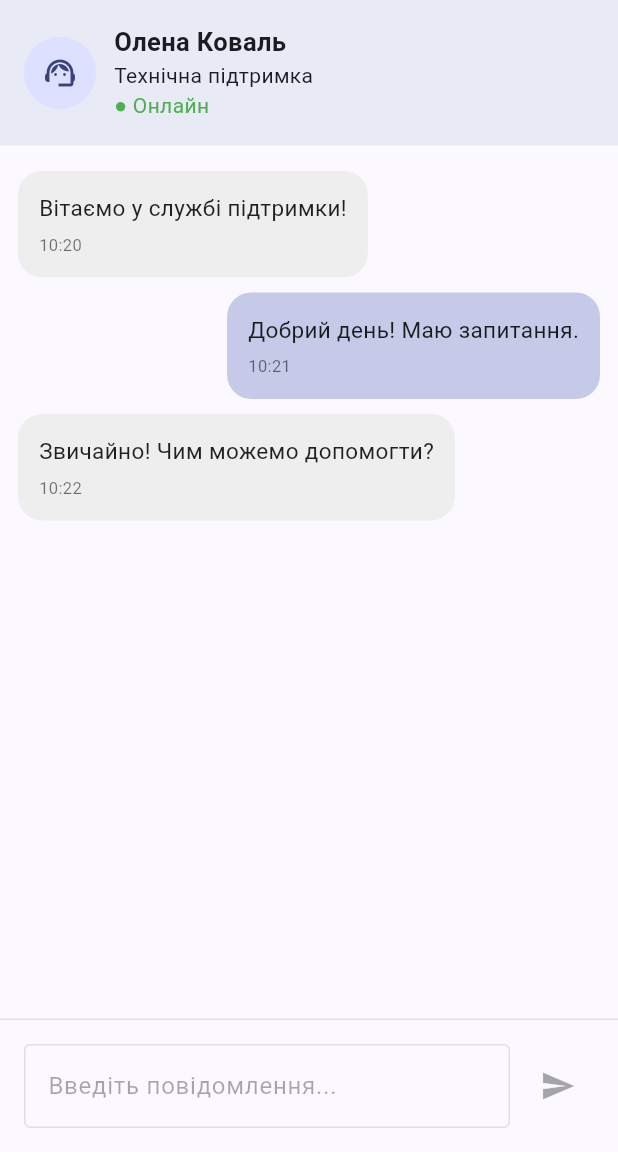
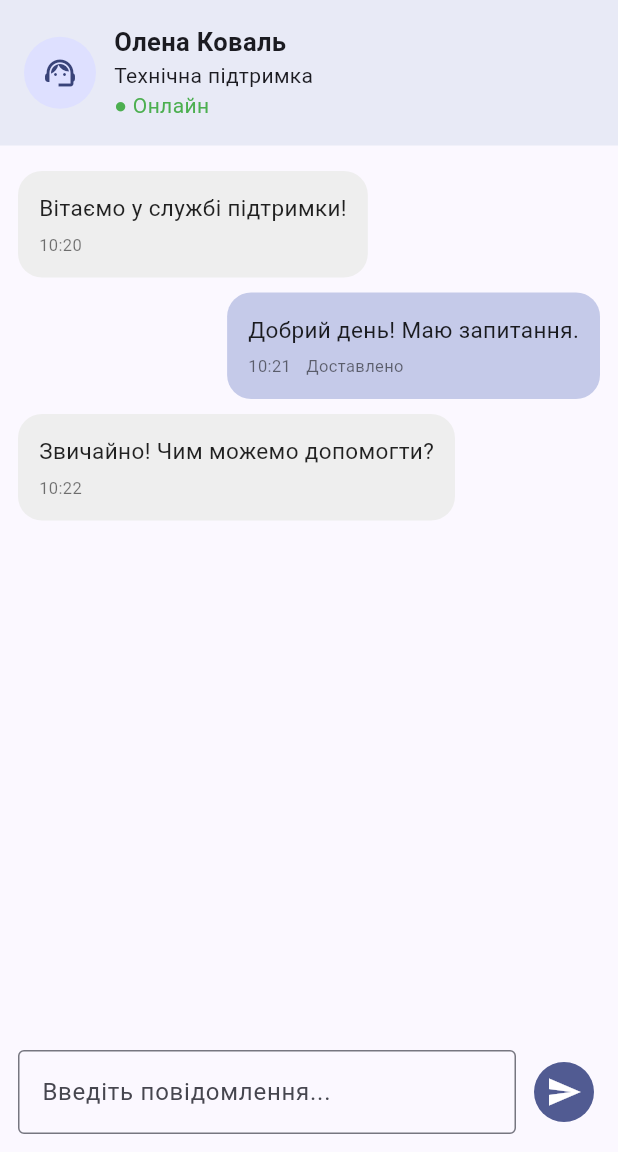
Before and after one commit to School-BD3/support_chat_application_1, a Flutter app: the screen it shows after launch, after a tap on "Повторити", after a tap on the "refresh" icon, on a phone screen of 412 x 824 dp, the part 84-1236 px from its top. Run offline on Flutter 3.47's test engine with Material 3 defaults, Android fonts, the light colour scheme and no system bars.

Commit message:
реалізовано StreamBuilder та обмін повідомленнями з оператором

```diff
--- a/lib/screens/chat_screen.dart
+++ b/lib/screens/chat_screen.dart
@@ -1,7 +1,10 @@
+import 'dart:async';
+
 import 'package:flutter/material.dart';
 
 import '../models/chat_initial_data.dart';
 import '../models/chat_message.dart';
+import '../services/chat_controller.dart';
 import '../services/fake_chat_api.dart';
 
 class ChatScreen extends StatefulWidget {
@@ -13,27 +16,86 @@ class ChatScreen extends StatefulWidget {
 
 class _ChatScreenState extends State<ChatScreen> {
   final FakeChatApi _api = FakeChatApi(failureRate: 0.2);
+  final TextEditingController _textController = TextEditingController();
 
   late Future<ChatInitialData> _initialDataFuture;
+
+  ChatController? _chatController;
+  Stream<List<ChatMessage>>? _messageStream;
+
+  List<ChatMessage> _initialMessages = [];
 
   @override
   void initState() {
     super.initState();
+    _initialDataFuture = _loadChat();
+  }
 
-    _initialDataFuture = _api.loadInitialData();
+  Future<ChatInitialData> _loadChat() async {
+    final data = await _api.loadInitialData();
+
+    if (!mounted) return data;
+
+    _chatController?.dispose();
+
+    final controller = ChatController(
+      api: _api,
+      initialMessages: data.messages,
+    );
+
+    _chatController = controller;
+    _messageStream = controller.messagesStream;
+    _initialMessages = controller.currentMessages;
+
+    return data;
   }
 
   void _reloadData() {
+    _chatController?.dispose();
+    _chatController = null;
+    _messageStream = null;
+    _initialMessages = [];
+
     setState(() {
-      _initialDataFuture = _api.loadInitialData();
+      _initialDataFuture = _loadChat();
     });
+  }
+
+  Future<void> _sendMessage() async {
+    final text = _textController.text.trim();
+    if (text.isEmpty) return;
+
+    final controller = _chatController;
+    if (controller == null) return;
+
+    _textController.clear();
+
+    await controller.sendMessage(text);
+
+    if (!mounted) return;
+  }
+
+  Future<void> _retryMessage(String id) async {
+    await _chatController?.retryMessage(id);
+
+    if (!mounted) return;
   }
 
   String _formatTime(DateTime date) {
     final hours = date.hour.toString().padLeft(2, '0');
     final minutes = date.minute.toString().padLeft(2, '0');
+    return '$hours:$minutes';
+  }
 
-    return '$hours:$minutes';
+  String _statusText(MessageStatus status) {
+    switch (status) {
+      case MessageStatus.sending:
+        return 'Надсилається...';
+      case MessageStatus.delivered:
+        return 'Доставлено';
+      case MessageStatus.failed:
+        return 'Не доставлено';
+    }
   }
 
   Widget _buildLoading() {
@@ -42,8 +104,8 @@ class _ChatScreenState extends State<ChatScreen> {
         mainAxisSize: MainAxisSize.min,
         children: [
           CircularProgressIndicator(),
-          SizedBox(height: 20),
-          Text('Завантаження повідомлень...', style: TextStyle(fontSize: 16)),
+          SizedBox(height: 16),
+          Text('Завантаження повідомлень...'),
         ],
       ),
     );
@@ -64,11 +126,7 @@ class _ChatScreenState extends State<ChatScreen> {
               textAlign: TextAlign.center,
             ),
             const SizedBox(height: 8),
-            Text(
-              error.toString(),
-              textAlign: TextAlign.center,
-              style: const TextStyle(color: Colors.grey),
-            ),
+            Text(error.toString(), textAlign: TextAlign.center),
             const SizedBox(height: 20),
             FilledButton.icon(
               onPressed: _reloadData,
@@ -86,17 +144,14 @@ class _ChatScreenState extends State<ChatScreen> {
       child: Column(
         mainAxisSize: MainAxisSize.min,
         children: [
-          Icon(Icons.chat_bubble_outline, size: 72, color: Colors.grey),
+          Icon(Icons.chat_bubble_outline, size: 70, color: Colors.grey),
           SizedBox(height: 16),
           Text(
             'Історія повідомлень порожня',
             style: TextStyle(fontSize: 18, fontWeight: FontWeight.bold),
           ),
           SizedBox(height: 8),
-          Text(
-            'Почніть розмову зі службою підтримки',
-            textAlign: TextAlign.center,
-          ),
+          Text('Почніть розмову зі службою підтримки'),
         ],
       ),
     );
@@ -123,9 +178,32 @@ class _ChatScreenState extends State<ChatScreen> {
               style: const TextStyle(fontSize: 15, color: Colors.black87),
             ),
             const SizedBox(height: 6),
+            Row(
+              mainAxisSize: MainAxisSize.min,
+              children: [
                 Text(
                   _formatTime(message.createdAt),
                   style: const TextStyle(fontSize: 11, color: Colors.black54),
+                ),
+                if (isUser) ...[
+                  const SizedBox(width: 10),
+                  Text(
+                    _statusText(message.status),
+                    style: TextStyle(
+                      fontSize: 11,
+                      color: message.status == MessageStatus.failed
+                          ? Colors.red
+                          : Colors.black54,
+                    ),
+                  ),
+                ],
+              ],
+            ),
+            if (isUser && message.status == MessageStatus.failed)
+              TextButton.icon(
+                onPressed: () => _retryMessage(message.id),
+                icon: const Icon(Icons.refresh, size: 16),
+                label: const Text('Повторити'),
               ),
           ],
         ),
@@ -133,7 +211,43 @@ class _ChatScreenState extends State<ChatScreen> {
     );
   }
 
+  Widget _buildUnreadCounter() {
+    final stream = _messageStream;
+
+    if (stream == null) return const SizedBox.shrink();
+
+    return StreamBuilder<List<ChatMessage>>(
+      stream: stream,
+      initialData: _initialMessages,
+      builder: (context, snapshot) {
+        final messages = snapshot.data ?? [];
+
+        final unread = messages.where((message) {
+          return message.sender == MessageSender.operator && !message.isRead;
+        }).length;
+
+        return Padding(
+          padding: const EdgeInsets.only(right: 12),
+          child: Center(
+            child: Badge(
+              isLabelVisible: unread > 0,
+              label: Text('$unread'),
+              child: const Icon(Icons.mark_chat_unread_outlined),
+            ),
+          ),
+        );
+      },
+    );
+  }
+
   Widget _buildChat(ChatInitialData data) {
+    final controller = _chatController;
+    final stream = _messageStream;
+
+    if (controller == null || stream == null) {
+      return _buildLoading();
+    }
+
     return Column(
       children: [
         Container(
@@ -171,36 +285,76 @@ class _ChatScreenState extends State<ChatScreen> {
           ),
         ),
         Expanded(
-          child: data.messages.isEmpty
-              ? _buildEmpty()
-              : ListView.builder(
+          child: StreamBuilder<List<ChatMessage>>(
+            stream: stream,
+            initialData: _initialMessages,
+            builder: (context, snapshot) {
+              if (snapshot.hasError) {
+                return Center(child: Text('Помилка потоку: ${snapshot.error}'));
+              }
+
+              final messages = snapshot.data ?? [];
+
+              if (messages.isEmpty) {
+                return _buildEmpty();
+              }
+
+              return ListView.builder(
                 padding: const EdgeInsets.symmetric(vertical: 12),
-                  itemCount: data.messages.length,
+                itemCount: messages.length,
                 itemBuilder: (context, index) {
-                    return _buildMessage(data.messages[index]);
+                  return _buildMessage(messages[index]);
+                },
+              );
             },
           ),
         ),
-        Container(
-          padding: const EdgeInsets.all(16),
-          decoration: BoxDecoration(
-            color: Theme.of(context).colorScheme.surface,
-            border: Border(top: BorderSide(color: Colors.grey.shade300)),
+        ValueListenableBuilder<bool>(
+          valueListenable: controller.isTyping,
+          builder: (context, isTyping, child) {
+            if (!isTyping) return const SizedBox.shrink();
+
+            return const Padding(
+              padding: EdgeInsets.all(8),
+              child: Row(
+                children: [
+                  SizedBox(width: 12),
+                  SizedBox(
+                    width: 14,
+                    height: 14,
+                    child: CircularProgressIndicator(strokeWidth: 2),
                   ),
-          child: const Row(
+                  SizedBox(width: 10),
+                  Text('Оператор друкує...'),
+                ],
+              ),
+            );
+          },
+        ),
+        SafeArea(
+          top: false,
+          child: Padding(
+            padding: const EdgeInsets.all(12),
+            child: Row(
               children: [
                 Expanded(
                   child: TextField(
-                  enabled: false,
-                  decoration: InputDecoration(
+                    controller: _textController,
+                    decoration: const InputDecoration(
                       hintText: 'Введіть повідомлення...',
                       border: OutlineInputBorder(),
                     ),
+                    onSubmitted: (_) => _sendMessage(),
                   ),
                 ),
-              SizedBox(width: 8),
-              IconButton(onPressed: null, icon: Icon(Icons.send)),
+                const SizedBox(width: 8),
+                IconButton.filled(
+                  onPressed: _sendMessage,
+                  icon: const Icon(Icons.send),
+                  tooltip: 'Надіслати',
+                ),
               ],
+            ),
           ),
         ),
       ],
@@ -214,6 +368,7 @@ class _ChatScreenState extends State<ChatScreen> {
         title: const Text('Чат служби підтримки'),
         centerTitle: true,
         actions: [
+          _buildUnreadCounter(),
           IconButton(
             onPressed: _reloadData,
             icon: const Icon(Icons.refresh),
@@ -241,4 +396,11 @@ class _ChatScreenState extends State<ChatScreen> {
       ),
     );
   }
+
+  @override
+  void dispose() {
+    _chatController?.dispose();
+    _textController.dispose();
+    super.dispose();
   }
+}
--- /dev/null
+++ b/lib/services/chat_controller.dart
@@ -0,0 +1,159 @@
+import 'dart:async';
+
+import 'package:flutter/foundation.dart';
+
+import '../models/chat_message.dart';
+import 'fake_chat_api.dart';
+
+
+class ChatController {
+  ChatController({
+    required this._api,
+    required List<ChatMessage> initialMessages,
+  }) : _messages = List<ChatMessage>.from(initialMessages) {
+    _publish();
+  }
+
+  final FakeChatApi _api;
+
+  final StreamController<List<ChatMessage>> _messageController =
+      StreamController<List<ChatMessage>>.broadcast();
+
+  final ValueNotifier<bool> isTyping = ValueNotifier<bool>(false);
+
+  List<ChatMessage> _messages;
+  Timer? _replyTimer;
+  bool _disposed = false;
+  int _nextMessageId = 0;
+
+  Stream<List<ChatMessage>> get messagesStream => _messageController.stream;
+
+  List<ChatMessage> get currentMessages =>
+      List<ChatMessage>.unmodifiable(_messages);
+
+  void _publish() {
+    if (_disposed || _messageController.isClosed) return;
+
+    _messageController.add(List<ChatMessage>.unmodifiable(_messages));
+  }
+
+  void markAllAsRead() {
+    if (_disposed) return;
+
+    _messages = _messages.map((message) {
+      if (message.sender == MessageSender.operator && !message.isRead) {
+        return message.copyWith(isRead: true);
+      }
+      return message;
+    }).toList();
+
+    _publish();
+  }
+
+  Future<void> sendMessage(String text) async {
+    final trimmed = text.trim();
+
+    if (trimmed.isEmpty || _disposed) return;
+
+    final id =
+        'user_${DateTime.now().microsecondsSinceEpoch}_'
+        '${_nextMessageId++}';
+
+    final message = ChatMessage(
+      id: id,
+      text: trimmed,
+      sender: MessageSender.user,
+      createdAt: DateTime.now(),
+      status: MessageStatus.sending,
+    );
+
+    _messages = [..._messages, message];
+    _publish();
+
+    try {
+      await _api.sendMessage(trimmed);
+
+      if (_disposed) return;
+
+      _updateStatus(id, MessageStatus.delivered);
+      _scheduleOperatorReply();
+    } catch (_) {
+      if (_disposed) return;
+
+      _updateStatus(id, MessageStatus.failed);
+    }
+  }
+
+  Future<void> retryMessage(String id) async {
+    if (_disposed) return;
+
+    final index = _messages.indexWhere((message) => message.id == id);
+
+    if (index == -1 || _messages[index].status != MessageStatus.failed) {
+      return;
+    }
+
+    final text = _messages[index].text;
+
+    _updateStatus(id, MessageStatus.sending);
+
+    try {
+      await _api.sendMessage(text);
+
+      if (_disposed) return;
+
+      _updateStatus(id, MessageStatus.delivered);
+      _scheduleOperatorReply();
+    } catch (_) {
+      if (_disposed) return;
+
+      _updateStatus(id, MessageStatus.failed);
+    }
+  }
+
+  void _updateStatus(String id, MessageStatus status) {
+    if (_disposed) return;
+
+    _messages = _messages.map((message) {
+      if (message.id == id) {
+        return message.copyWith(status: status);
+      }
+      return message;
+    }).toList();
+
+    _publish();
+  }
+
+  void _scheduleOperatorReply() {
+    if (_disposed) return;
+
+    if (_replyTimer?.isActive ?? false) return;
+
+    isTyping.value = true;
+
+    _replyTimer = Timer(const Duration(milliseconds: 300), () async {
+      try {
+        final reply = await _api.generateOperatorReply();
+
+        if (_disposed) return;
+
+        _messages = [..._messages, reply];
+        _publish();
+      } catch (_) {
+      } finally {
+        if (!_disposed) {
+          isTyping.value = false;
+        }
+      }
+    });
+  }
+
+  void dispose() {
+    if (_disposed) return;
+
+    _disposed = true;
+    _replyTimer?.cancel();
+    isTyping.dispose();
+    _messageController.close();
+  }
+}
```
Lines whose indentation alone changed are shown as unchanged.
